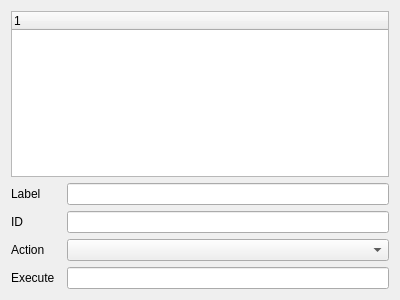
The window that ui/obmenu.ui (shaggyz/obmenu-qt) describes before a commit, drawn with Qt 5.
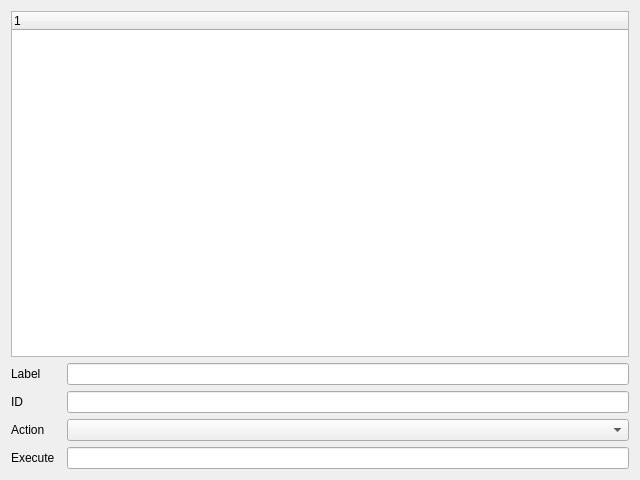
The same window after the commit.

```diff
--- a/ui/obmenu.ui
+++ b/ui/obmenu.ui
@@ -6,8 +6,8 @@
    <rect>
     <x>0</x>
     <y>0</y>
-    <width>400</width>
-    <height>300</height>
+    <width>640</width>
+    <height>480</height>
    </rect>
   </property>
   <property name="windowTitle">
```
Left out of the diff: 8 changed lines with no effect on the pictures.
